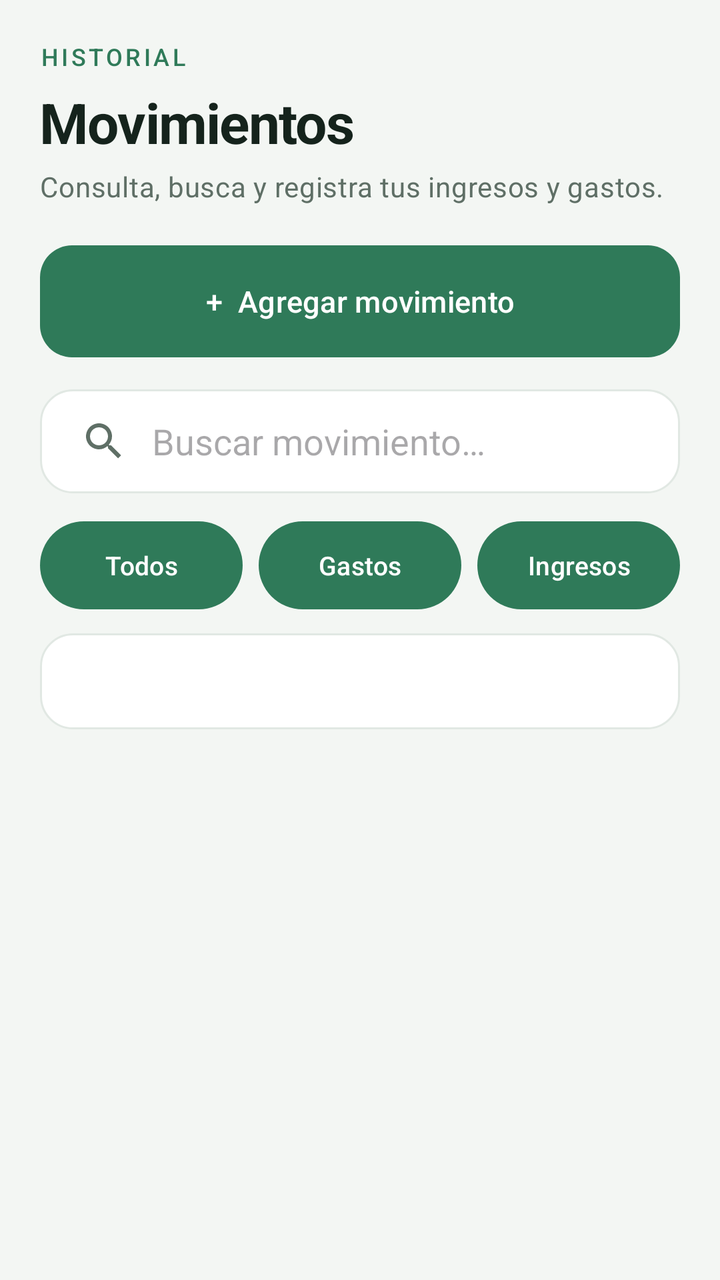
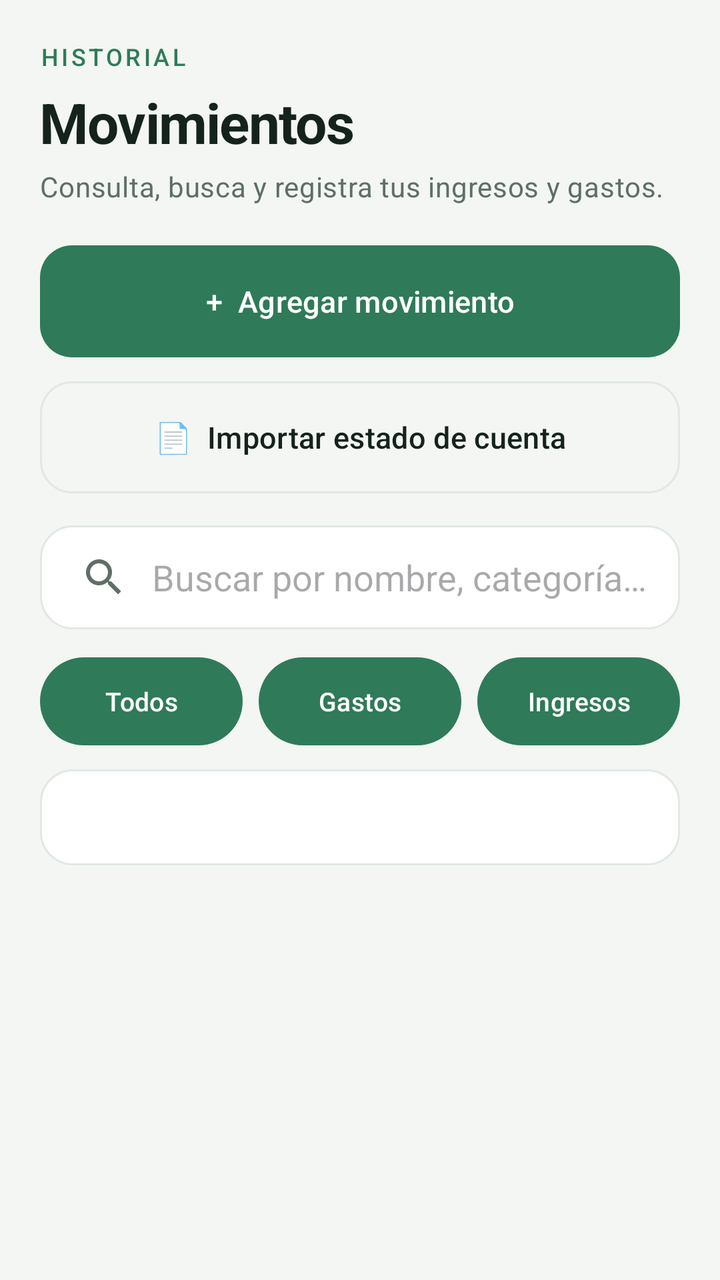

The first picture is an Android layout as it rendered before a commit; the second is the same layout after the commit. The layout source and the unified diff follow.
<!-- AndroidManifest.xml: application theme Theme.Gamora -->
<!-- res/layout/fragment_transactions.xml -->
<?xml version="1.0" encoding="utf-8"?>
<ScrollView xmlns:android="http://schemas.android.com/apk/res/android"
    xmlns:app="http://schemas.android.com/apk/res-auto"
    android:layout_width="match_parent"
    android:layout_height="match_parent"
    android:background="@color/gamora_background"
    android:clipToPadding="false"
    android:fillViewport="true">

    <LinearLayout
        android:layout_width="match_parent"
        android:layout_height="wrap_content"
        android:orientation="vertical"
        android:paddingStart="20dp"
        android:paddingTop="20dp"
        android:paddingEnd="20dp"
        android:paddingBottom="96dp">

        <TextView
            android:layout_width="wrap_content"
            android:layout_height="wrap_content"
            android:text="Historial"
            android:textAppearance="@style/TextAppearance.Gamora.Overline" />

        <TextView
            android:layout_width="match_parent"
            android:layout_height="wrap_content"
            android:layout_marginTop="6dp"
            android:text="Movimientos"
            android:textAppearance="@style/TextAppearance.Gamora.Headline" />

        <TextView
            android:layout_width="match_parent"
            android:layout_height="wrap_content"
            android:layout_marginTop="4dp"
            android:text="Consulta, busca y registra tus ingresos y gastos."
            android:textAppearance="@style/TextAppearance.Gamora.Body" />

        <com.google.android.material.button.MaterialButton
            android:id="@+id/btnAddIncome"
            android:layout_width="match_parent"
            android:layout_height="wrap_content"
            android:layout_marginTop="20dp"
            android:text="+  Agregar movimiento" />

        
        <androidx.appcompat.widget.SearchView
            android:id="@+id/svBusqueda"
            android:layout_width="match_parent"
            android:layout_height="52dp"
            android:layout_marginTop="16dp"
            android:background="@drawable/bg_dashboard_action"
            app:iconifiedByDefault="false"
            app:queryBackground="@android:color/transparent"
            app:queryHint="Buscar movimiento…" />

        
        <LinearLayout
            android:layout_width="match_parent"
            android:layout_height="wrap_content"
            android:layout_marginTop="14dp"
            android:orientation="horizontal">

            <com.google.android.material.button.MaterialButton
                android:id="@+id/btnTodos"
                android:layout_width="0dp"
                android:layout_height="44dp"
                android:layout_marginEnd="4dp"
                android:layout_weight="1"
                android:minHeight="44dp"
                android:minWidth="0dp"
                android:text="Todos"
                android:textSize="13sp"
                app:cornerRadius="22dp" />

            <com.google.android.material.button.MaterialButton
                android:id="@+id/btnGastos"
                android:layout_width="0dp"
                android:layout_height="44dp"
                android:layout_marginHorizontal="4dp"
                android:layout_weight="1"
                android:minHeight="44dp"
                android:minWidth="0dp"
                android:text="Gastos"
                android:textSize="13sp"
                app:cornerRadius="22dp" />

            <com.google.android.material.button.MaterialButton
                android:id="@+id/btnIngresos"
                android:layout_width="0dp"
                android:layout_height="44dp"
                android:layout_marginStart="4dp"
                android:layout_weight="1"
                android:minHeight="44dp"
                android:minWidth="0dp"
                android:text="Ingresos"
                android:textSize="13sp"
                app:cornerRadius="22dp" />
        </LinearLayout>

        
        <Spinner
            android:id="@+id/spinnerCategoria"
            android:layout_width="match_parent"
            android:layout_height="48dp"
            android:layout_marginTop="12dp"
            android:background="@drawable/bg_dashboard_action"
            android:contentDescription="Filtrar por categoría"
            android:paddingStart="12dp"
            android:paddingEnd="12dp" />

        
        <LinearLayout
            android:id="@+id/transactionsContainer"
            android:layout_width="match_parent"
            android:layout_height="wrap_content"
            android:layout_marginTop="6dp"
            android:orientation="vertical" />

    </LinearLayout>
</ScrollView>
<!-- resources referenced by this layout -->
<resources>
  <color name="gamora_background">#F3F6F3</color>
  <!-- drawable bg_dashboard_action (drawable) -->
  <?xml version="1.0" encoding="utf-8"?>
  <shape xmlns:android="http://schemas.android.com/apk/res/android">
      <solid android:color="@color/gamora_surface" />
      <stroke
          android:width="1dp"
          android:color="@color/gamora_border" />
      <corners android:radius="16dp" />
  </shape>
  <style name="TextAppearance.Gamora.Body" parent="TextAppearance.Material3.BodyMedium">
          <item name="android:textSize">14sp</item>
          <item name="android:textColor">@color/gamora_text_secondary</item>
          <item name="android:lineSpacingExtra">3dp</item>
      </style>
  <style name="TextAppearance.Gamora.Headline" parent="TextAppearance.Material3.HeadlineMedium">
          <item name="android:textSize">28sp</item>
          <item name="android:fontFamily">sans-serif</item>
          <item name="android:textStyle">bold</item>
          <item name="android:letterSpacing">-0.02</item>
          <item name="android:textColor">@color/gamora_text_primary</item>
      </style>
  <style name="TextAppearance.Gamora.Overline" parent="TextAppearance.Material3.LabelMedium">
          <item name="android:textSize">12sp</item>
          <item name="android:letterSpacing">0.12</item>
          <item name="android:fontFamily">sans-serif-medium</item>
          <item name="android:textAllCaps">true</item>
          <item name="android:textColor">@color/gamora_accent</item>
      </style>
  <style name="Theme.Gamora" parent="Base.Theme.Gamora" />
  <color name="gamora_surface">#FFFFFF</color>
  <color name="gamora_border">#E1E8E3</color>
  <color name="gamora_text_secondary">#5F6F66</color>
  <color name="gamora_text_primary">#15231C</color>
  <color name="gamora_accent">#2F7A59</color>
  <color name="gamora_on_accent">#FFFFFF</color>
  <color name="gamora_accent_light">#DDEFE5</color>
  <color name="gamora_surface_variant">#EAF0EB</color>
  <color name="gamora_expense">#C9493F</color>
  <style name="ShapeAppearance.Gamora.Small" parent="ShapeAppearance.Material3.SmallComponent">
          <item name="cornerSize">14dp</item>
      </style>
  <style name="ShapeAppearance.Gamora.Medium" parent="ShapeAppearance.Material3.MediumComponent">
          <item name="cornerSize">20dp</item>
      </style>
  <style name="ShapeAppearance.Gamora.Large" parent="ShapeAppearance.Material3.LargeComponent">
          <item name="cornerSize">28dp</item>
      </style>
  <style name="Widget.Gamora.TextInput" parent="Widget.Material3.TextInputLayout.OutlinedBox">
          <item name="boxCornerRadiusTopStart">16dp</item>
          <item name="boxCornerRadiusTopEnd">16dp</item>
          <item name="boxCornerRadiusBottomStart">16dp</item>
          <item name="boxCornerRadiusBottomEnd">16dp</item>
          <item name="boxStrokeColor">@color/gamora_accent</item>
          <item name="boxBackgroundColor">@color/gamora_surface</item>
          <item name="hintTextColor">@color/gamora_accent</item>
      </style>
  <style name="Widget.Gamora.Chip" parent="Widget.Material3.Chip.Suggestion">
          <item name="chipBackgroundColor">@color/gamora_surface</item>
          <item name="chipStrokeColor">@color/gamora_border</item>
          <item name="chipStrokeWidth">1dp</item>
          <item name="chipCornerRadius">18dp</item>
          <item name="android:textColor">@color/gamora_text_primary</item>
          <item name="chipMinHeight">40dp</item>
      </style>
  <style name="Widget.Gamora.Button.Text" parent="Widget.Material3.Button.TextButton">
          <item name="android:textAllCaps">false</item>
          <item name="android:fontFamily">sans-serif-medium</item>
          <item name="android:textColor">@color/gamora_accent</item>
      </style>
  <!-- unchanged entries left out for length: 4 -->
</resources>

<!-- the commit's change to res/layout/fragment_transactions.xml (unified diff, before → after) -->
@@ -43,6 +43,14 @@
             android:layout_marginTop="20dp"
             android:text="+  Agregar movimiento" />
 
+        <com.google.android.material.button.MaterialButton
+            android:id="@+id/btnImportar"
+            style="@style/Widget.Gamora.Button.Outlined"
+            android:layout_width="match_parent"
+            android:layout_height="wrap_content"
+            android:layout_marginTop="12dp"
+            android:text="📄  Importar estado de cuenta" />
+
         
         <androidx.appcompat.widget.SearchView
             android:id="@+id/svBusqueda"
@@ -52,7 +60,7 @@
             android:background="@drawable/bg_dashboard_action"
             app:iconifiedByDefault="false"
             app:queryBackground="@android:color/transparent"
-            app:queryHint="Buscar movimiento…" />
+            app:queryHint="Buscar por nombre, categoría o monto…" />
 
         
         <LinearLayout
